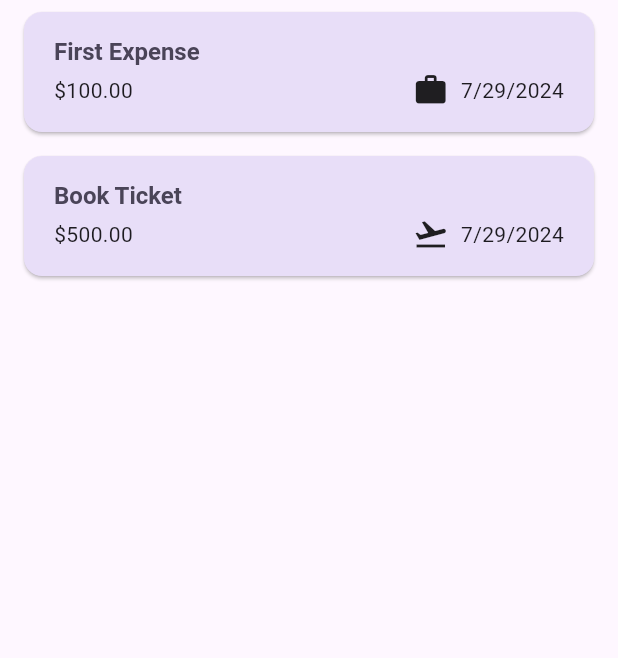
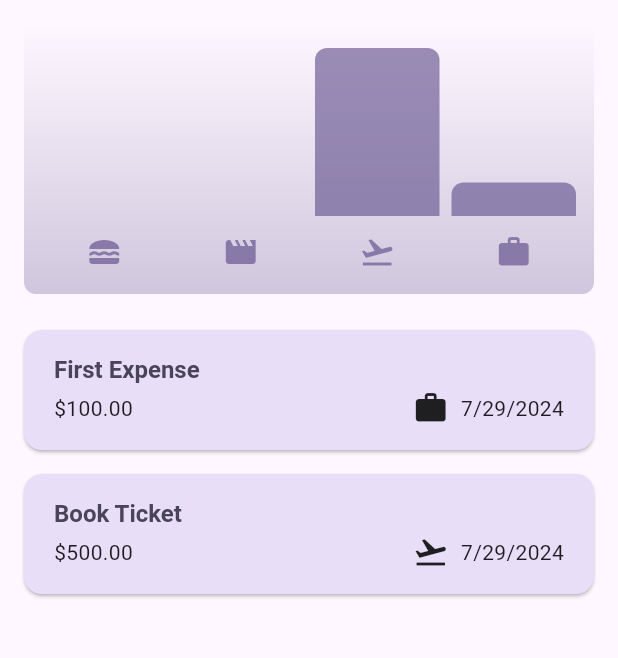
Before and after one commit to Jalo1982/expense_tracker, a Flutter app: the screen it shows after launch, on a phone screen of 412 x 824 dp, the part 84-742 px from its top. Run offline on Flutter 3.47's test engine with Material 3 defaults, Android fonts, the phone set to English and light mode, and no system bars.

Commit message:
Added Chart Widgets

```diff
--- a/lib/models/expense.dart
+++ b/lib/models/expense.dart
@@ -8,7 +8,7 @@ const uuid = Uuid();
 
 enum Category { food, travel, leisure, work }
 
-const categoryIcon = {
+const categoryIcons = {
   Category.food: Icons.lunch_dining,
   Category.travel: Icons.flight_takeoff,
   Category.leisure: Icons.movie,
--- /dev/null
+++ b/lib/widgets/chart/chart.dart
@@ -0,0 +1,97 @@
+import 'package:flutter/material.dart';
+
+import 'package:expense_tracker/widgets/chart/chart_bar.dart';
+import 'package:expense_tracker/models/expense.dart';
+
+class Chart extends StatelessWidget {
+  const Chart({super.key, required this.expenses});
+
+  final List<Expense> expenses;
+
+  List<ExpenseBucket> get buckets {
+    return [
+      ExpenseBucket.forCategory(expenses, Category.food),
+      ExpenseBucket.forCategory(expenses, Category.leisure),
+      ExpenseBucket.forCategory(expenses, Category.travel),
+      ExpenseBucket.forCategory(expenses, Category.work),
+    ];
+  }
+
+  double get maxTotalExpense {
+    double maxTotalExpense = 0;
+
+    for (final bucket in buckets) {
+      if (bucket.totalExpenses > maxTotalExpense) {
+        maxTotalExpense = bucket.totalExpenses;
+      }
+    }
+
+    return maxTotalExpense;
+  }
+
+  @override
+  Widget build(BuildContext context) {
+    final isDarkMode =
+        MediaQuery.of(context).platformBrightness == Brightness.dark;
+    return Container(
+      margin: const EdgeInsets.all(16),
+      padding: const EdgeInsets.symmetric(
+        vertical: 16,
+        horizontal: 8,
+      ),
+      width: double.infinity,
+      height: 180,
+      decoration: BoxDecoration(
+        borderRadius: BorderRadius.circular(8),
+        gradient: LinearGradient(
+          colors: [
+            Theme.of(context).colorScheme.primary.withOpacity(0.3),
+            Theme.of(context).colorScheme.primary.withOpacity(0.0)
+          ],
+          begin: Alignment.bottomCenter,
+          end: Alignment.topCenter,
+        ),
+      ),
+      child: Column(
+        children: [
+          Expanded(
+            child: Row(
+              crossAxisAlignment: CrossAxisAlignment.end,
+              children: [
+                for (final bucket in buckets) // alternative to map()
+                  ChartBar(
+                    fill: bucket.totalExpenses / maxTotalExpense,
+                  )
+                //   fill: bucket.totalExpenses == 0
+                //       ? 0
+                //       : bucket.totalExpenses / maxTotalExpense,
+                // )
+              ],
+            ),
+          ),
+          const SizedBox(height: 12),
+          Row(
+            children: buckets
+                .map(
+                  (bucket) => Expanded(
+                    child: Padding(
+                      padding: const EdgeInsets.symmetric(horizontal: 4),
+                      child: Icon(
+                        categoryIcons[bucket.category],
+                        color: isDarkMode
+                            ? Theme.of(context).colorScheme.secondary
+                            : Theme.of(context)
+                                .colorScheme
+                                .primary
+                                .withOpacity(0.7),
+                      ),
+                    ),
+                  ),
+                )
+                .toList(),
+          )
+        ],
+      ),
+    );
+  }
+}
--- /dev/null
+++ b/lib/widgets/chart/chart_bar.dart
@@ -0,0 +1,34 @@
+import 'package:flutter/material.dart';
+
+class ChartBar extends StatelessWidget {
+  const ChartBar({
+    super.key,
+    required this.fill,
+  });
+
+  final double fill;
+
+  @override
+  Widget build(BuildContext context) {
+    final isDarkMode =
+        MediaQuery.of(context).platformBrightness == Brightness.dark;
+    return Expanded(
+      child: Padding(
+        padding: const EdgeInsets.symmetric(horizontal: 4),
+        child: FractionallySizedBox(
+          heightFactor: fill,
+          child: DecoratedBox(
+            decoration: BoxDecoration(
+              shape: BoxShape.rectangle,
+              borderRadius:
+                  const BorderRadius.vertical(top: Radius.circular(8)),
+              color: isDarkMode
+                  ? Theme.of(context).colorScheme.secondary
+                  : Theme.of(context).colorScheme.primary.withOpacity(0.65),
+            ),
+          ),
+        ),
+      ),
+    );
+  }
+}
--- a/lib/widgets/expenses.dart
+++ b/lib/widgets/expenses.dart
@@ -1,3 +1,4 @@
+import 'package:expense_tracker/widgets/chart/chart.dart';
 import 'package:flutter/material.dart';
 import 'package:expense_tracker/widgets/expenses_list/expenses_list.dart';
 import 'package:expense_tracker/models/expense.dart';
@@ -83,6 +84,7 @@ class _ExpensesState extends State<Expenses> {
       ),
       body: Column(
         children: [
+          Chart(expenses: _registeredExpenses),
           Expanded(
             child: mainContent,
           ),
--- a/lib/widgets/expenses_list/expense_item.dart
+++ b/lib/widgets/expenses_list/expense_item.dart
@@ -28,7 +28,7 @@ class ExpenseItem extends StatelessWidget {
                 const Spacer(),
                 Row(
                   children: [
-                    Icon(categoryIcon[expense.category]),
+                    Icon(categoryIcons[expense.category]),
                     const SizedBox(width: 8),
                     Text(expense.formattedDate),
                   ],
```
